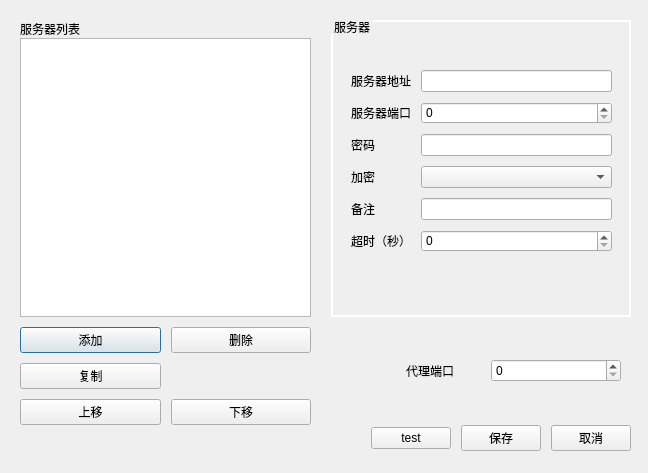
First picture: the form in src/widget/EditServerDialog.ui, repository shiqimei/shadowsocks-deepin, before the edit.
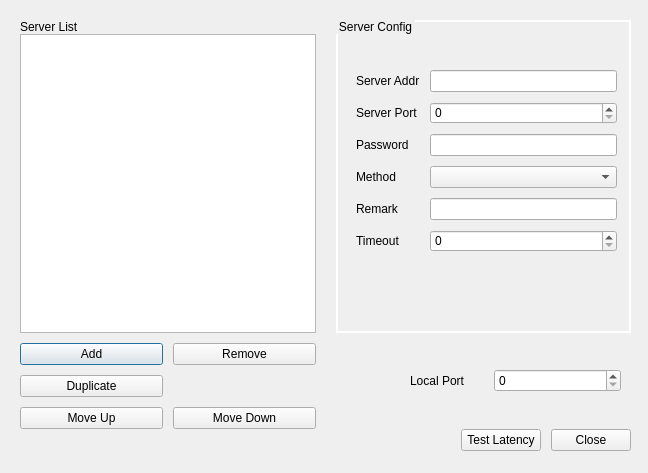
Second picture: the form after the edit.

Commit message: 使用ss-qt5的model配置服务器

Patch:
```diff
--- a/src/widget/EditServerDialog.ui
+++ b/src/widget/EditServerDialog.ui
@@ -74,7 +74,7 @@
       <item>
        <widget class="QLabel" name="label_7">
         <property name="text">
-         <string>代理端口</string>
+            <string>Local Port</string>
         </property>
        </widget>
       </item>
@@ -111,7 +111,7 @@
 }</string>
       </property>
       <property name="title">
-       <string>服务器</string>
+          <string>Server Config</string>
       </property>
       <widget class="QWidget" name="formLayoutWidget">
        <property name="geometry">
@@ -144,7 +144,7 @@
         <item row="0" column="0">
          <widget class="QLabel" name="label">
           <property name="text">
-           <string>服务器地址</string>
+              <string>Server Addr</string>
           </property>
          </widget>
         </item>
@@ -154,21 +154,21 @@
         <item row="1" column="0">
          <widget class="QLabel" name="label_2">
           <property name="text">
-           <string>服务器端口</string>
+              <string>Server Port</string>
           </property>
          </widget>
         </item>
         <item row="2" column="0">
          <widget class="QLabel" name="label_3">
           <property name="text">
-           <string>密码</string>
+              <string>Password</string>
           </property>
          </widget>
         </item>
         <item row="3" column="0">
          <widget class="QLabel" name="label_4">
           <property name="text">
-           <string>加密</string>
+              <string>Method</string>
           </property>
          </widget>
         </item>
@@ -178,7 +178,7 @@
         <item row="4" column="0">
          <widget class="QLabel" name="label_5">
           <property name="text">
-           <string>备注</string>
+              <string>Remark</string>
           </property>
          </widget>
         </item>
@@ -188,7 +188,7 @@
         <item row="5" column="0">
          <widget class="QLabel" name="label_6">
           <property name="text">
-           <string>超时（秒）</string>
+              <string>Timeout</string>
           </property>
          </widget>
         </item>
@@ -228,35 +228,35 @@
       <item row="0" column="0">
        <widget class="QPushButton" name="addPushButton">
         <property name="text">
-         <string>添加</string>
+            <string>Add</string>
         </property>
        </widget>
       </item>
       <item row="0" column="1">
        <widget class="QPushButton" name="removePushButton">
         <property name="text">
-         <string>删除</string>
+            <string>Remove</string>
         </property>
        </widget>
       </item>
       <item row="1" column="0">
        <widget class="QPushButton" name="copyPushButton">
         <property name="text">
-         <string>复制</string>
+            <string>Duplicate</string>
         </property>
        </widget>
       </item>
       <item row="2" column="0">
        <widget class="QPushButton" name="upPushButton">
         <property name="text">
-         <string>上移</string>
+            <string>Move Up</string>
         </property>
        </widget>
       </item>
       <item row="2" column="1">
        <widget class="QPushButton" name="downPushButton">
         <property name="text">
-         <string>下移</string>
+            <string>Move Down</string>
         </property>
        </widget>
       </item>
@@ -265,7 +265,7 @@
     <item row="0" column="0">
      <widget class="QLabel" name="label_8">
       <property name="text">
-       <string>服务器列表</string>
+          <string>Server List</string>
       </property>
      </widget>
     </item>
@@ -290,21 +290,14 @@
       <item>
           <widget class="QPushButton" name="pushButton">
               <property name="text">
-                  <string>test</string>
+                  <string>Test Latency</string>
               </property>
           </widget>
       </item>
-         <item>
-             <widget class="QPushButton" name="savePushButton">
-                 <property name="text">
-                     <string>保存</string>
-                 </property>
-             </widget>
-         </item>
       <item>
        <widget class="QPushButton" name="cancelPushButton">
         <property name="text">
-         <string>取消</string>
+            <string>Close</string>
         </property>
        </widget>
       </item>
```
Left out of the diff: 2 changed lines with no effect on the pictures. The commit also changes 15 other files.
